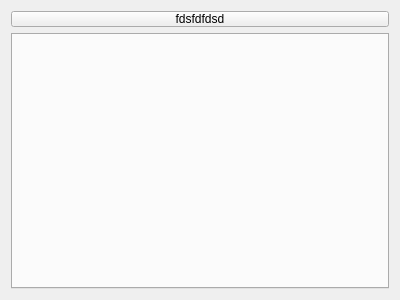
Qt form mainwindow.ui (firstsecret/simple-browser) before a commit.
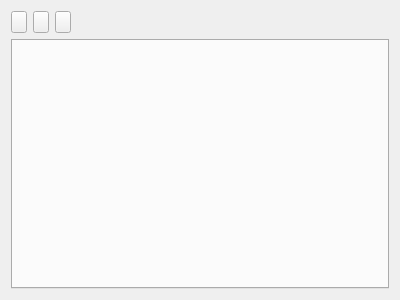
The same form after that commit. Icons and pictures are not drawn.

Commit message: 添加PC版样式

What changed in the file:
```diff
--- a/mainwindow.ui
+++ b/mainwindow.ui
@@ -21,7 +21,7 @@
   </property>
   <widget class="QWidget" name="centralWidget">
    <layout class="QGridLayout" name="gridLayout">
-    <item row="1" column="0" colspan="2">
+    <item row="1" column="0" colspan="4">
      <widget class="QTabWidget" name="tabWidget">
       <property name="autoFillBackground">
        <bool>false</bool>
@@ -45,22 +45,52 @@
       </widget>
      </widget>
     </item>
-    <item row="0" column="0" colspan="2">
+    <item row="0" column="0">
      <widget class="QPushButton" name="pushButton">
-      <property name="minimumSize">
+      <property name="maximumSize">
        <size>
-        <width>0</width>
-        <height>16</height>
+        <width>16</width>
+        <height>32</height>
        </size>
       </property>
+      <property name="styleSheet">
+       <string notr="true">
+border-image: url(:/image/back-new.png);</string>
+      </property>
+      <property name="text">
+       <string/>
+      </property>
+     </widget>
+    </item>
+    <item row="0" column="1">
+     <widget class="QPushButton" name="pushButton_2">
       <property name="maximumSize">
        <size>
-        <width>16777215</width>
-        <height>16</height>
+        <width>16</width>
+        <height>32</height>
        </size>
       </property>
+      <property name="styleSheet">
+       <string notr="true">border-image: url(:/image/forward-new.png);</string>
+      </property>
       <property name="text">
-       <string>fdsfdfdsd</string>
+       <string/>
+      </property>
+     </widget>
+    </item>
+    <item row="0" column="2">
+     <widget class="QPushButton" name="pushButton_3">
+      <property name="maximumSize">
+       <size>
+        <width>16</width>
+        <height>32</height>
+       </size>
+      </property>
+      <property name="styleSheet">
+       <string notr="true">border-image: url(:/image/refresh-new.png);</string>
+      </property>
+      <property name="text">
+       <string/>
       </property>
      </widget>
     </item>
```
The commit also changes 2 other files.
